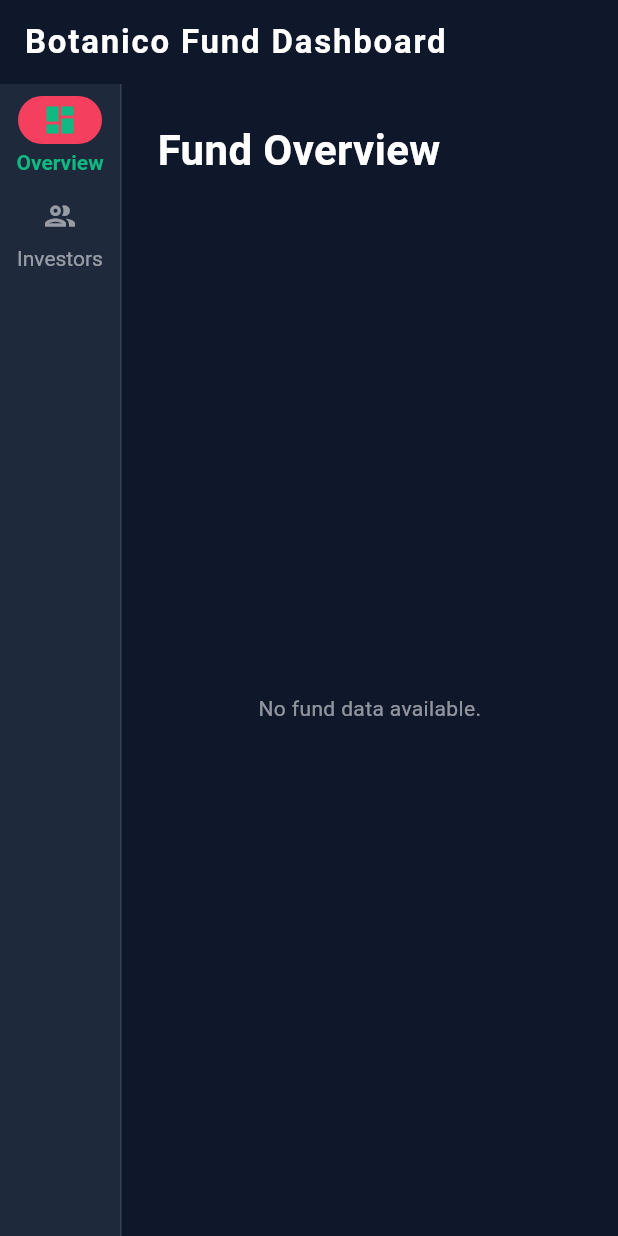
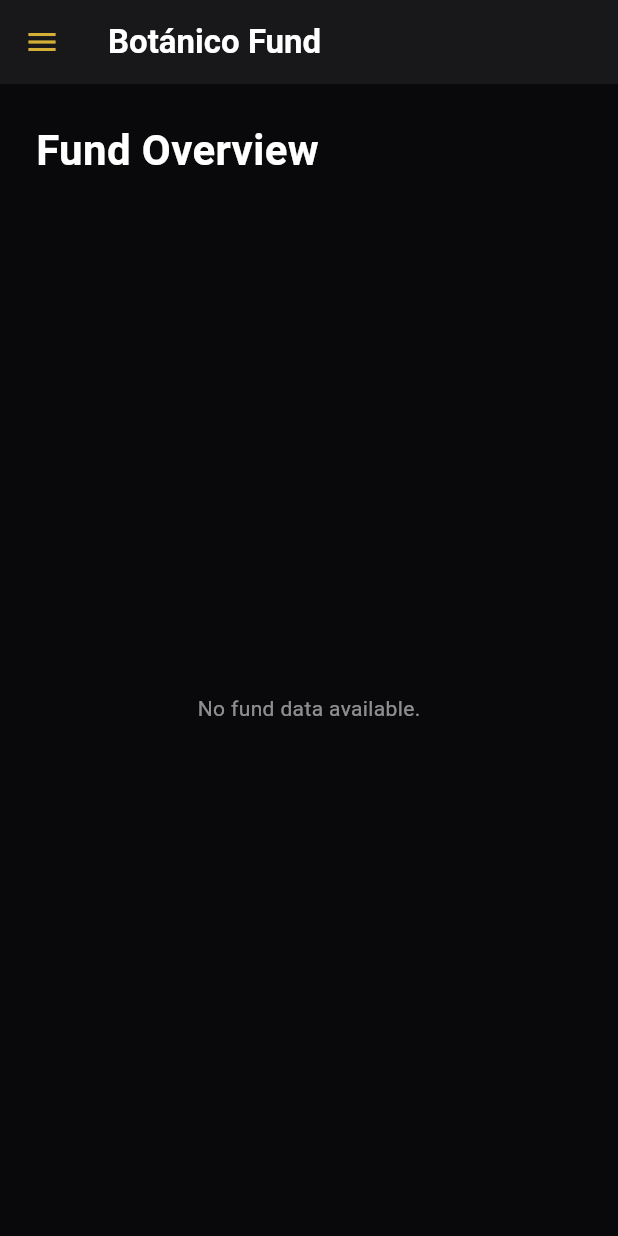
Before and after one commit to ubonano/botanico-fund-flutter, a Flutter app: the screen it shows after launch, on a phone screen of 412 x 824 dp. Run offline on Flutter 3.47's test engine with Material 3 defaults, Android fonts, the light colour scheme and no system bars; our stand-ins replace cloud_firestore, firebase_core, fl_chart, get_it; accounts and stored records are empty; generated files the repository leaves out were written again.

Commit message:
feat: Rediseñar el dashboard con una barra lateral responsive y actualizar el tema de color de la aplicación a una paleta zinc/oro.

```diff
--- a/lib/app.dart
+++ b/lib/app.dart
@@ -12,12 +12,12 @@ class MyApp extends StatelessWidget {
       theme: ThemeData(
         useMaterial3: true,
         brightness: Brightness.dark,
-        scaffoldBackgroundColor: const Color(0xFF0F172A), // Slate 900
+        scaffoldBackgroundColor: const Color(0xFF09090B), // Fondo casi negro muy elegante (Zinc 950)
         colorScheme: const ColorScheme.dark(
-          primary: Color(0xFF10B981), // Emerald 500 - Neon Green
+          primary: Color(0xFFD4AF37), // Oro Premium (Metallic Gold)
           secondary: Color(0xFFF43F5E), // Rose 500 - Soft Red
-          surface: Color(0xFF1E293B), // Slate 800
-          background: Color(0xFF0F172A), // Slate 900
+          surface: Color(0xFF18181B), // Zinc 900
+          background: Color(0xFF09090B), // Zinc 950
         ),
         fontFamily: 'Roboto', // Or inter/outfit if imported in pubspec
         textTheme: const TextTheme(
--- a/lib/features/dashboard/screens/dashboard_screen.dart
+++ b/lib/features/dashboard/screens/dashboard_screen.dart
@@ -16,48 +16,180 @@ class _DashboardScreenState extends State<DashboardScreen> {
 
   @override
   Widget build(BuildContext context) {
+    final screenWidth = MediaQuery.of(context).size.width;
+    final isDesktop = screenWidth > 800;
+
     return Scaffold(
-      backgroundColor: const Color(0xFF0F172A), // Slate 900
-      appBar: AppBar(
-        title: const Text('Botanico Fund Dashboard', style: TextStyle(fontWeight: FontWeight.w600, letterSpacing: 1.2)),
-        backgroundColor: const Color(0xFF0F172A),
-        elevation: 0,
-        centerTitle: false,
-      ),
+      backgroundColor: const Color(0xFF09090B), // Zinc 950
+      appBar: isDesktop
+          ? null
+          : AppBar(
+              backgroundColor: const Color(0xFF18181B), // Zinc 900
+              elevation: 0,
+              iconTheme: const IconThemeData(color: Color(0xFFD4AF37)), // Gold
+              title: const Text(
+                'Botánico Fund',
+                style: TextStyle(color: Colors.white, fontWeight: FontWeight.bold),
+              ),
+            ),
+      drawer: isDesktop ? null : Drawer(backgroundColor: const Color(0xFF18181B), child: _buildSidebarContent()),
       body: Row(
         children: [
-          // Sidebar Menu (Minimalist)
-          NavigationRail(
-            backgroundColor: const Color(0xFF1E293B), // Slate 800
-            selectedIndex: _selectedIndex,
-            onDestinationSelected: (int index) {
-              setState(() {
-                _selectedIndex = index;
-              });
-            },
-            unselectedIconTheme: const IconThemeData(color: Colors.white54),
-            selectedIconTheme: const IconThemeData(color: Color(0xFF10B981)), // Emerald 500
-            unselectedLabelTextStyle: const TextStyle(color: Colors.white54),
-            selectedLabelTextStyle: const TextStyle(color: Color(0xFF10B981), fontWeight: FontWeight.w600),
-            labelType: NavigationRailLabelType.all,
-            destinations: const [
-              NavigationRailDestination(
-                icon: Icon(Icons.dashboard_outlined),
-                selectedIcon: Icon(Icons.dashboard),
-                label: Text('Overview'),
+          // Sidebar fijo solo en Desktop
+          if (isDesktop)
+            Container(
+              width: 260,
+              decoration: const BoxDecoration(
+                color: Color(0xFF18181B), // Zinc 900
+                border: Border(
+                  right: BorderSide(color: Color(0xFF27272A), width: 1), // Zinc 800
+                ),
               ),
-              NavigationRailDestination(
-                icon: Icon(Icons.group_outlined),
-                selectedIcon: Icon(Icons.group),
-                label: Text('Investors'),
-              ),
-            ],
+              child: _buildSidebarContent(),
+            ),
+
+          // Main Content Area
+          Expanded(
+            child: Container(
+              color: const Color(0xFF09090B), // Zinc 950
+              child: _views[_selectedIndex],
+            ),
           ),
-          const VerticalDivider(thickness: 1, width: 1, color: Color(0xFF334155)), // Slate 700
-          // Main Content Area
-          Expanded(child: _views[_selectedIndex]),
         ],
       ),
     );
   }
+
+  Widget _buildSidebarContent() {
+    return Column(
+      children: [
+        // Logo Area
+        Padding(
+          padding: const EdgeInsets.only(top: 48.0, left: 24.0, right: 24.0, bottom: 40.0),
+          child: Row(
+            children: [
+              Container(
+                padding: const EdgeInsets.all(8),
+                decoration: BoxDecoration(
+                  color: const Color(0xFFD4AF37).withOpacity(0.1), // Corrected from .withValues(alpha: 0.1)
+                  borderRadius: BorderRadius.circular(12),
+                  border: Border.all(
+                    color: const Color(0xFFD4AF37).withOpacity(0.3),
+                  ), // Corrected from .withValues(alpha: 0.3)
+                ),
+                child: const Icon(Icons.spa, color: Color(0xFFD4AF37), size: 28), // Botánico icon in Gold
+              ),
+              const SizedBox(width: 16),
+              const Text(
+                'Botánico\nFund',
+                style: TextStyle(
+                  color: Colors.white,
+                  fontSize: 20,
+                  fontWeight: FontWeight.w800,
+                  letterSpacing: 1.2,
+                  height: 1.2,
+                ),
+              ),
+            ],
+          ),
+        ),
+
+        // Menu Items
+        const Padding(
+          padding: EdgeInsets.symmetric(horizontal: 24.0),
+          child: Align(
+            alignment: Alignment.centerLeft,
+            child: Text(
+              'MENU PRINCIPAL',
+              style: TextStyle(color: Colors.white38, fontSize: 12, fontWeight: FontWeight.bold, letterSpacing: 1.5),
+            ),
+          ),
+        ),
+        const SizedBox(height: 16),
+        _buildNavItem(index: 0, icon: Icons.dashboard_outlined, selectedIcon: Icons.dashboard, label: 'Resumen'),
+        const SizedBox(height: 8),
+        _buildNavItem(index: 1, icon: Icons.group_outlined, selectedIcon: Icons.group, label: 'Inversores'),
+        const Spacer(),
+
+        // Bottom Area (e.g. Settings / Info)
+        const Padding(
+          padding: EdgeInsets.all(24.0),
+          child: Row(
+            children: [
+              Icon(Icons.info_outline, color: Colors.white38, size: 16),
+              SizedBox(width: 8),
+              Text('v1.0.0', style: TextStyle(color: Colors.white38, fontSize: 13)),
+            ],
+          ),
+        ),
+      ],
+    );
+  }
+
+  Widget _buildNavItem({
+    required int index,
+    required IconData icon,
+    required IconData selectedIcon,
+    required String label,
+  }) {
+    final isSelected = _selectedIndex == index;
+    final color = isSelected ? const Color(0xFFD4AF37) : Colors.white60; // Gold or default
+
+    return Padding(
+      padding: const EdgeInsets.symmetric(horizontal: 16.0),
+      child: InkWell(
+        borderRadius: BorderRadius.circular(12),
+        onTap: () {
+          setState(() {
+            _selectedIndex = index;
+          });
+          // Si está en mobile y abre desde Drawer, lo cerramos al presionar
+          final screenWidth = MediaQuery.of(context).size.width;
+          if (screenWidth <= 800) {
+            Navigator.pop(context);
+          }
+        },
+        child: Container(
+          padding: const EdgeInsets.symmetric(horizontal: 16.0, vertical: 14.0),
+          decoration: BoxDecoration(
+            color: isSelected
+                ? const Color(0xFFD4AF37).withOpacity(0.1)
+                : Colors.transparent, // Corrected from .withValues(alpha: 0.1)
+            borderRadius: BorderRadius.circular(12),
+            border: Border.all(
+              color: isSelected
+                  ? const Color(0xFFD4AF37).withOpacity(0.3)
+                  : Colors.transparent, // Corrected from .withValues(alpha: 0.3)
+            ),
+          ),
+          child: Row(
+            children: [
+              Icon(isSelected ? selectedIcon : icon, color: color, size: 24),
+              const SizedBox(width: 16),
+              Text(
+                label,
+                style: TextStyle(
+                  color: isSelected ? Colors.white : Colors.white60,
+                  fontSize: 15,
+                  fontWeight: isSelected ? FontWeight.bold : FontWeight.w500,
+                  letterSpacing: 0.5,
+                ),
+              ),
+              const Spacer(),
+              if (isSelected)
+                Container(
+                  width: 4,
+                  height: 24,
+                  decoration: BoxDecoration(
+                    color: const Color(0xFFD4AF37),
+                    borderRadius: BorderRadius.circular(4),
+                    boxShadow: const [BoxShadow(color: Color(0xFFD4AF37), blurRadius: 4, spreadRadius: 1)],
+                  ),
+                ),
+            ],
+          ),
+        ),
+      ),
+    );
+  }
 }
```
